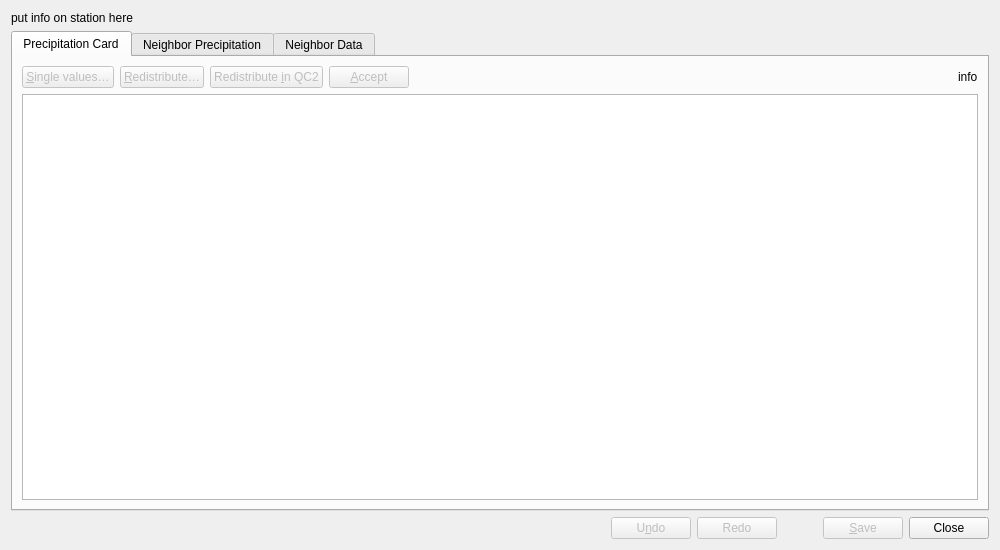
Old version of the form WatchRR2/watchrr_main.ui in the repository metno/kvhqc.
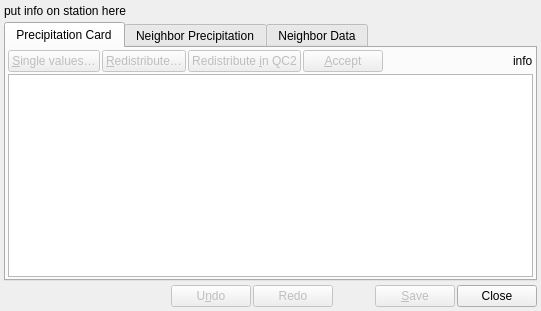
New version of the form. Custom widgets are drawn as their Qt base class.

Commit message: WatchRR: redo and bugfix

```diff
--- a/WatchRR2/watchrr_main.ui
+++ b/WatchRR2/watchrr_main.ui
@@ -6,14 +6,20 @@
    <rect>
     <x>0</x>
     <y>0</y>
-    <width>1000</width>
-    <height>550</height>
+    <width>541</width>
+    <height>311</height>
    </rect>
   </property>
   <property name="windowTitle">
    <string>WatchRR</string>
   </property>
   <layout class="QVBoxLayout" name="verticalLayout">
+   <property name="spacing">
+    <number>4</number>
+   </property>
+   <property name="margin">
+    <number>4</number>
+   </property>
    <item>
     <widget class="QLabel" name="labelStationInfo">
      <property name="text">
@@ -34,8 +40,17 @@
        <string>Precipitation Card</string>
       </attribute>
       <layout class="QVBoxLayout" name="verticalLayout_2">
+       <property name="spacing">
+        <number>2</number>
+       </property>
+       <property name="margin">
+        <number>2</number>
+       </property>
        <item>
         <layout class="QHBoxLayout" name="horizontalLayout_2">
+         <property name="spacing">
+          <number>2</number>
+         </property>
          <item>
           <widget class="QPushButton" name="buttonEdit">
            <property name="enabled">
@@ -184,6 +199,9 @@
    </item>
    <item>
     <layout class="QHBoxLayout" name="horizontalLayout">
+     <property name="spacing">
+      <number>2</number>
+     </property>
      <item>
       <spacer name="spacer1">
        <property name="orientation">
```
Left out of the diff: 44 changed lines with no effect on the pictures. The commit also changes 2 other files.
